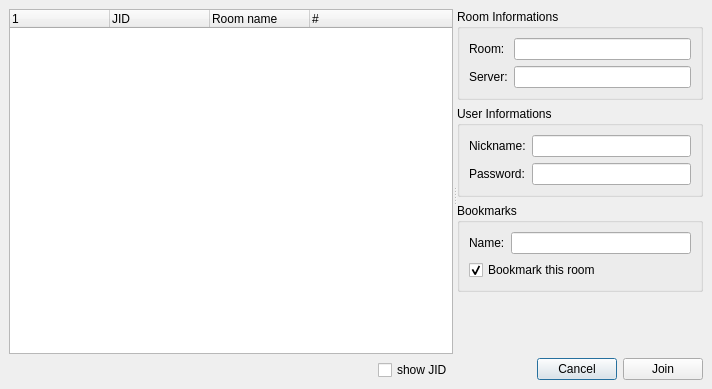
First picture: the form in widgets/mucbrowser.ui, repository xmpp-graveyard/jabbim, before the edit.
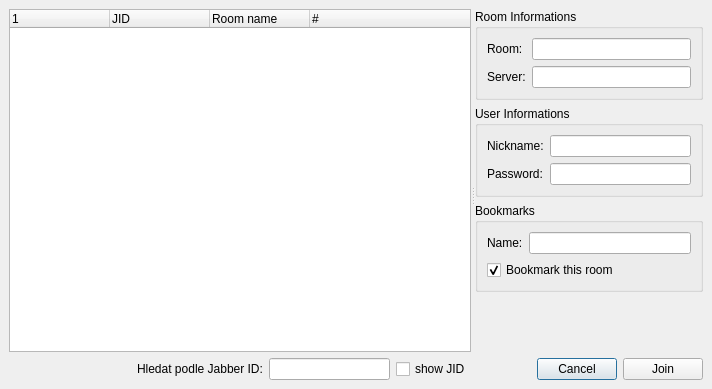
Second picture: the form after the edit.

Commit message: vylepseni muc browseru

```diff
--- a/widgets/mucbrowser.ui
+++ b/widgets/mucbrowser.ui
@@ -24,7 +24,7 @@
      <property name="orientation" >
       <enum>Qt::Horizontal</enum>
      </property>
-     <widget class="QWidget" name="layoutWidget" >
+     <widget class="QWidget" name="" >
       <layout class="QGridLayout" >
        <property name="margin" >
         <number>0</number>
@@ -32,6 +32,47 @@
        <property name="spacing" >
         <number>6</number>
        </property>
+       <item row="1" column="3" >
+        <widget class="QCheckBox" name="showJid" >
+         <property name="text" >
+          <string>show JID</string>
+         </property>
+        </widget>
+       </item>
+       <item row="1" column="1" >
+        <widget class="QLabel" name="label_5" >
+         <property name="text" >
+          <string>Hledat podle Jabber ID:</string>
+         </property>
+        </widget>
+       </item>
+       <item row="0" column="0" colspan="4" >
+        <widget class="QTreeWidget" name="groupchats" >
+         <property name="allColumnsShowFocus" >
+          <bool>true</bool>
+         </property>
+         <column>
+          <property name="text" >
+           <string/>
+          </property>
+         </column>
+         <column>
+          <property name="text" >
+           <string>JID</string>
+          </property>
+         </column>
+         <column>
+          <property name="text" >
+           <string>Room name</string>
+          </property>
+         </column>
+         <column>
+          <property name="text" >
+           <string>#</string>
+          </property>
+         </column>
+        </widget>
+       </item>
        <item row="1" column="0" >
         <spacer>
          <property name="orientation" >
@@ -39,45 +80,14 @@
          </property>
          <property name="sizeHint" >
           <size>
-           <width>291</width>
-           <height>20</height>
+           <width>91</width>
+           <height>22</height>
           </size>
          </property>
         </spacer>
        </item>
-       <item row="0" column="0" colspan="2" >
-        <widget class="QTreeWidget" name="groupchats" >
-         <property name="allColumnsShowFocus" >
-          <bool>true</bool>
-         </property>
-         <column>
-          <property name="text" >
-           <string/>
-          </property>
-         </column>
-         <column>
-          <property name="text" >
-           <string>JID</string>
-          </property>
-         </column>
-         <column>
-          <property name="text" >
-           <string>Room name</string>
-          </property>
-         </column>
-         <column>
-          <property name="text" >
-           <string>#</string>
-          </property>
-         </column>
-        </widget>
-       </item>
-       <item row="1" column="1" >
-        <widget class="QCheckBox" name="showJid" >
-         <property name="text" >
-          <string>show JID</string>
-         </property>
-        </widget>
+       <item row="1" column="2" >
+        <widget class="QLineEdit" name="lineEdit" />
        </item>
       </layout>
      </widget>
```
The commit also changes 2 other files.
